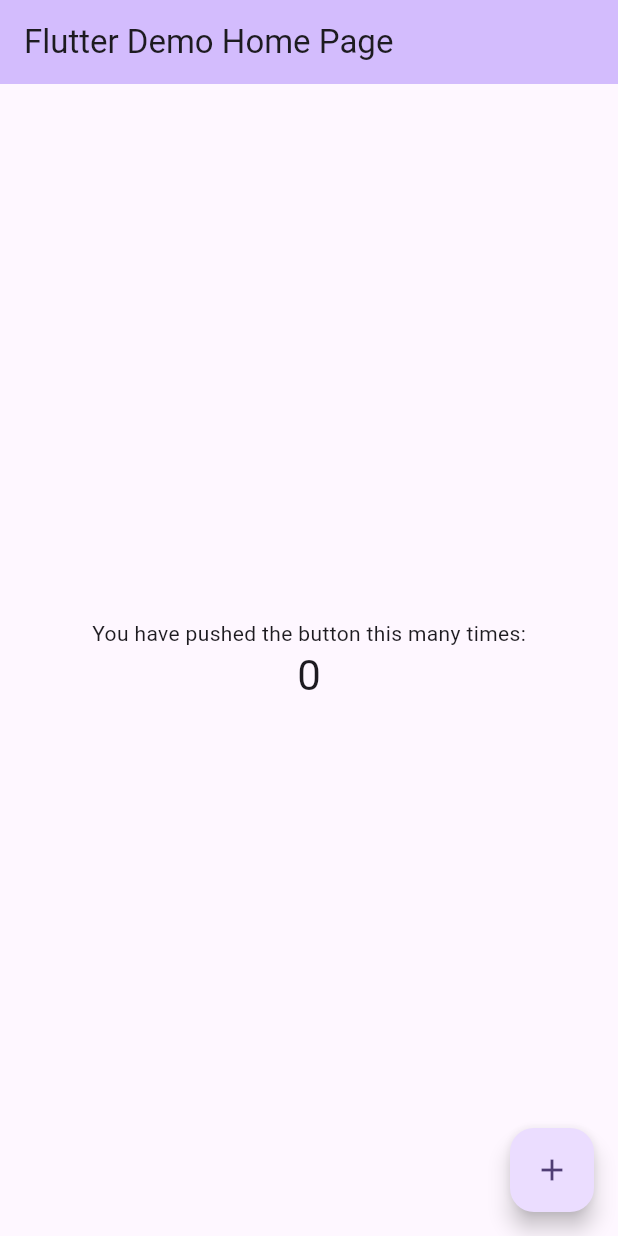
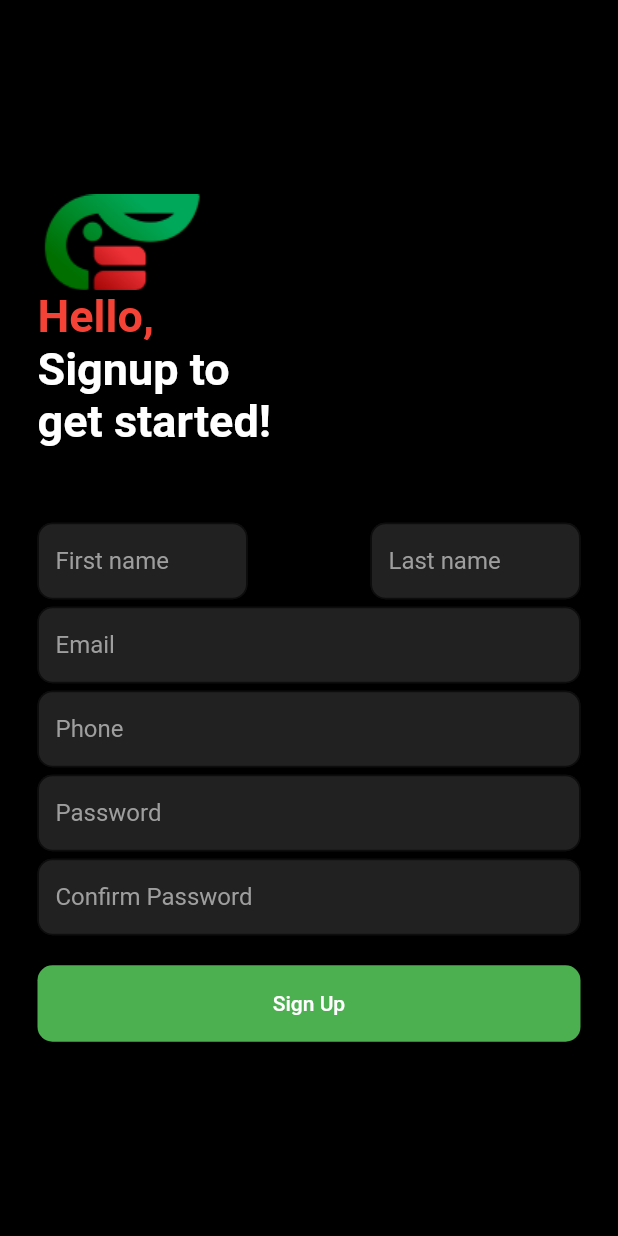
Before and after one commit to BilalAhmed19049/sebet, a Flutter app: the screen it shows after launch, on a phone screen of 412 x 824 dp. Run offline on Flutter 3.47's test engine with Material 2 defaults, Android fonts, the phone set to English and light mode, and no system bars.

Commit message:
commit to working branch

```diff
--- a/lib/main.dart
+++ b/lib/main.dart
@@ -1,4 +1,5 @@
 import 'package:flutter/material.dart';
+import 'package:sebet/screens/signup_screen.dart';
 
 void main() {
   runApp(const MyApp());
@@ -13,113 +14,10 @@ class MyApp extends StatelessWidget {
     return MaterialApp(
       title: 'Flutter Demo',
       theme: ThemeData(
-        // This is the theme of your application.
-        //
-        // TRY THIS: Try running your application with "flutter run". You'll see
-        // the application has a blue toolbar. Then, without quitting the app,
-        // try changing the seedColor in the colorScheme below to Colors.green
-        // and then invoke "hot reload" (save your changes or press the "hot
-        // reload" button in a Flutter-supported IDE, or press "r" if you used
-        // the command line to start the app).
-        //
-        // Notice that the counter didn't reset back to zero; the application
-        // state is not lost during the reload. To reset the state, use hot
-        // restart instead.
-        //
-        // This works for code too, not just values: Most code changes can be
-        // tested with just a hot reload.
-        colorScheme: ColorScheme.fromSeed(seedColor: Colors.deepPurple),
-        useMaterial3: true,
-      ),
-      home: const MyHomePage(title: 'Flutter Demo Home Page'),
+
+          //useMaterial3: true,
+          ),
+      home: SignupScreen(),
     );
   }
 }
-
-class MyHomePage extends StatefulWidget {
-  const MyHomePage({super.key, required this.title});
-
-  // This widget is the home page of your application. It is stateful, meaning
-  // that it has a State object (defined below) that contains fields that affect
-  // how it looks.
-
-  // This class is the configuration for the state. It holds the values (in this
-  // case the title) provided by the parent (in this case the App widget) and
-  // used by the build method of the State. Fields in a Widget subclass are
-  // always marked "final".
-
-  final String title;
-
-  @override
-  State<MyHomePage> createState() => _MyHomePageState();
-}
-
-class _MyHomePageState extends State<MyHomePage> {
-  int _counter = 0;
-
-  void _incrementCounter() {
-    setState(() {
-      // This call to setState tells the Flutter framework that something has
-      // changed in this State, which causes it to rerun the build method below
-      // so that the display can reflect the updated values. If we changed
-      // _counter without calling setState(), then the build method would not be
-      // called again, and so nothing would appear to happen.
-      _counter++;
-    });
-  }
-
-  @override
-  Widget build(BuildContext context) {
-    // This method is rerun every time setState is called, for instance as done
-    // by the _incrementCounter method above.
-    //
-    // The Flutter framework has been optimized to make rerunning build methods
-    // fast, so that you can just rebuild anything that needs updating rather
-    // than having to individually change instances of widgets.
-    return Scaffold(
-      appBar: AppBar(
-        // TRY THIS: Try changing the color here to a specific color (to
-        // Colors.amber, perhaps?) and trigger a hot reload to see the AppBar
-        // change color while the other colors stay the same.
-        backgroundColor: Theme.of(context).colorScheme.inversePrimary,
-        // Here we take the value from the MyHomePage object that was created by
-        // the App.build method, and use it to set our appbar title.
-        title: Text(widget.title),
-      ),
-      body: Center(
-        // Center is a layout widget. It takes a single child and positions it
-        // in the middle of the parent.
-        child: Column(
-          // Column is also a layout widget. It takes a list of children and
-          // arranges them vertically. By default, it sizes itself to fit its
-          // children horizontally, and tries to be as tall as its parent.
-          //
-          // Column has various properties to control how it sizes itself and
-          // how it positions its children. Here we use mainAxisAlignment to
-          // center the children vertically; the main axis here is the vertical
-          // axis because Columns are vertical (the cross axis would be
-          // horizontal).
-          //
-          // TRY THIS: Invoke "debug painting" (choose the "Toggle Debug Paint"
-          // action in the IDE, or press "p" in the console), to see the
-          // wireframe for each widget.
-          mainAxisAlignment: MainAxisAlignment.center,
-          children: <Widget>[
-            const Text(
-              'You have pushed the button this many times:',
-            ),
-            Text(
-              '$_counter',
-              style: Theme.of(context).textTheme.headlineMedium,
-            ),
-          ],
-        ),
-      ),
-      floatingActionButton: FloatingActionButton(
-        onPressed: _incrementCounter,
-        tooltip: 'Increment',
-        child: const Icon(Icons.add),
-      ), // This trailing comma makes auto-formatting nicer for build methods.
-    );
-  }
-}
--- /dev/null
+++ b/lib/screens/signup_screen.dart
@@ -0,0 +1,116 @@
+import 'package:flutter/material.dart';
+
+import '../widgets/button_widget.dart';
+import '../widgets/text_widget.dart';
+import '../widgets/textfield_widget.dart';
+
+class SignupScreen extends StatelessWidget {
+  SignupScreen({super.key});
+
+  TextEditingController fisrtNameController = TextEditingController();
+  TextEditingController lastNameController = TextEditingController();
+  TextEditingController emialController = TextEditingController();
+  TextEditingController phoneController = TextEditingController();
+  TextEditingController passwordController = TextEditingController();
+  TextEditingController confirmPasswordController = TextEditingController();
+
+  @override
+  Widget build(BuildContext context) {
+    return Scaffold(
+      backgroundColor: Colors.black,
+      body: Padding(
+          padding: EdgeInsets.all(25),
+          child: Column(
+            mainAxisAlignment: MainAxisAlignment.center,
+            crossAxisAlignment: CrossAxisAlignment.start,
+            children: [
+              Image.asset('assets/images/2 transparent 1.png'),
+              const Text(
+                'Hello,',
+                style: TextStyle(
+                  fontWeight: FontWeight.bold,
+                  fontSize: 30,
+                  color: Colors.red,
+                ),
+              ),
+              const TextWidget(
+                color: Colors.white,
+                size: 30,
+                text: 'Signup to',
+              ),
+              const TextWidget(
+                color: Colors.white,
+                size: 30,
+                text: 'get started!',
+              ),
+              SizedBox(
+                height: 50,
+              ),
+              Row(
+                mainAxisAlignment: MainAxisAlignment.spaceBetween,
+                children: [
+                  TextFieldWidget(
+                    labelText: 'First name',
+                    height: 51,
+                    width: 140,
+                    controller: fisrtNameController,
+                  ),
+                  TextFieldWidget(
+                    labelText: 'Last name',
+                    height: 51,
+                    width: 140,
+                    controller: lastNameController,
+                  ),
+                ],
+              ),
+              const SizedBox(
+                height: 5,
+              ),
+              TextFieldWidget(
+                labelText: 'Email',
+                height: 51,
+                width: double.infinity,
+                controller: lastNameController,
+              ),
+              const SizedBox(
+                height: 5,
+              ),
+              TextFieldWidget(
+                labelText: 'Phone',
+                height: 51,
+                width: double.infinity,
+                controller: lastNameController,
+              ),
+              const SizedBox(
+                height: 5,
+              ),
+              TextFieldWidget(
+                labelText: 'Password',
+                height: 51,
+                width: double.infinity,
+                controller: lastNameController,
+              ),
+              const SizedBox(
+                height: 5,
+              ),
+              TextFieldWidget(
+                labelText: 'Confirm Password',
+                height: 51,
+                width: double.infinity,
+                controller: lastNameController,
+              ),
+              const SizedBox(
+                height: 20,
+              ),
+              ElevatedButtonWidget(
+                onPressed: () {},
+                text: 'Sign Up',
+                buttonColor: Colors.green,
+                width: double.infinity,
+                height: 51,
+              ),
+            ],
+          )),
+    );
+  }
+}
--- /dev/null
+++ b/lib/widgets/button_widget.dart
@@ -0,0 +1,40 @@
+import 'package:flutter/material.dart';
+
+class ElevatedButtonWidget extends StatelessWidget {
+  const ElevatedButtonWidget({
+    Key? key,
+    required this.onPressed,
+    required this.text,
+    required this.buttonColor,
+    required this.width,
+    required this.height,
+  }) : super(key: key);
+
+  final VoidCallback onPressed;
+  final String text;
+  final Color buttonColor;
+  final double width;
+  final double height;
+
+  @override
+  Widget build(BuildContext context) {
+    return SizedBox(
+      width: width,
+      height: height,
+      child: ElevatedButton(
+        onPressed: onPressed,
+        style: ElevatedButton.styleFrom(
+            backgroundColor: buttonColor,
+            shape: RoundedRectangleBorder(
+                borderRadius: BorderRadius.circular(
+                    10)) // Set the background color of the button
+            ),
+        child: Text(
+          text,
+          style: TextStyle(
+              color: Colors.white), // Set the text color of the button
+        ),
+      ),
+    );
+  }
+}
--- /dev/null
+++ b/lib/widgets/text_widget.dart
@@ -0,0 +1,22 @@
+import 'package:flutter/cupertino.dart';
+
+class TextWidget extends StatelessWidget {
+  const TextWidget(
+      {super.key, required this.color, required this.size, required this.text});
+
+  final Color color;
+  final double size;
+  final String text;
+
+  @override
+  Widget build(BuildContext context) {
+    return Text(
+      text,
+      style: TextStyle(
+        fontWeight: FontWeight.bold,
+        fontSize: size,
+        color: color,
+      ),
+    );
+  }
+}
--- /dev/null
+++ b/lib/widgets/textfield_widget.dart
@@ -0,0 +1,39 @@
+import 'package:flutter/material.dart';
+
+class TextFieldWidget extends StatelessWidget {
+  const TextFieldWidget(
+      {super.key,
+      required this.labelText,
+      required this.height,
+      required this.width,
+      required this.controller});
+
+  final String labelText;
+  final double height;
+  final double width;
+  final TextEditingController controller;
+
+  @override
+  Widget build(BuildContext context) {
+    return Container(
+      width: width,
+      height: height,
+      child: TextFormField(
+        controller: controller,
+        style: TextStyle(
+          color: Colors.white,
+        ),
+        decoration: InputDecoration(
+            filled: true,
+            fillColor: Colors.grey.shade900,
+            border: const OutlineInputBorder(
+                borderRadius: BorderRadius.all(Radius.circular(10)),
+                borderSide: BorderSide(
+                  width: 3,
+                )),
+            labelText: labelText,
+            labelStyle: TextStyle(color: Colors.grey.shade500)),
+      ),
+    );
+  }
+}
--- a/pubspec.yaml
+++ b/pubspec.yaml
@@ -59,8 +59,9 @@ flutter:
   uses-material-design: true
 
   # To add assets to your application, add an assets section, like this:
-  # assets:
-  #   - images/a_dot_burr.jpeg
+  assets:
+    - assets/images/Group 1.png
+    - assets/images/2 transparent 1.png
   #   - images/a_dot_ham.jpeg
 
   # An image asset can refer to one or more resolution-specific "variants", see
```
Also changed, not shown: lib/screens/login_screen.dart (added, +96 -0 lines), lib/screens/splash_screen.dart (added, +37 -0 lines), assets/images/2 transparent 1.png (added), assets/images/Group 1.png (added), 2 other files.
